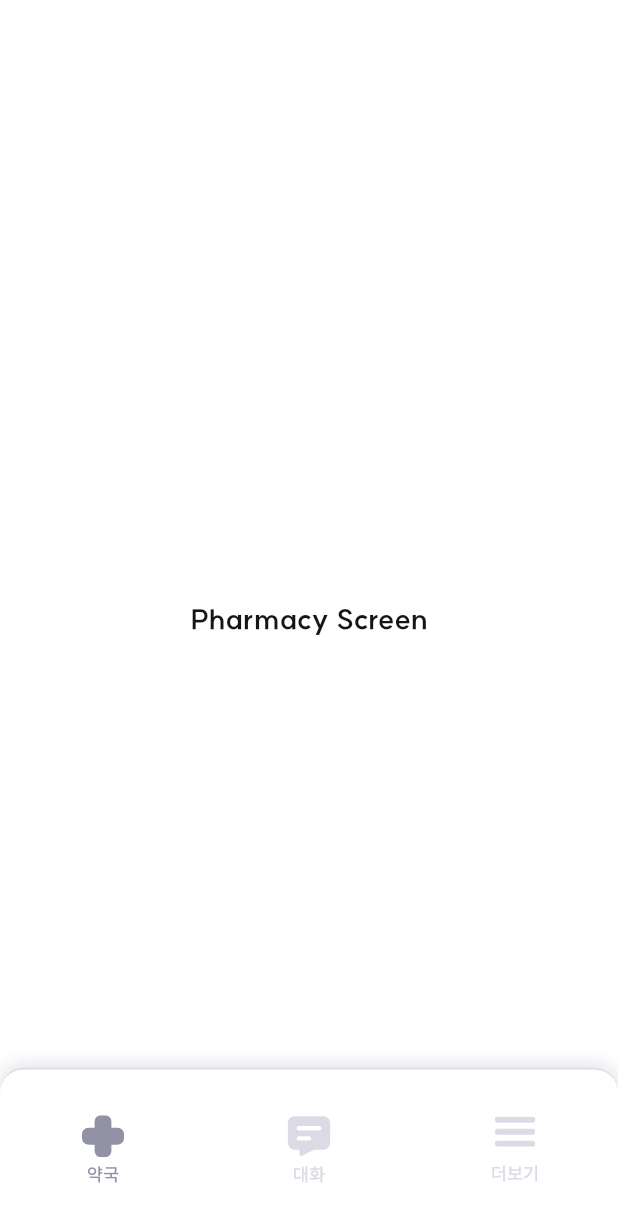
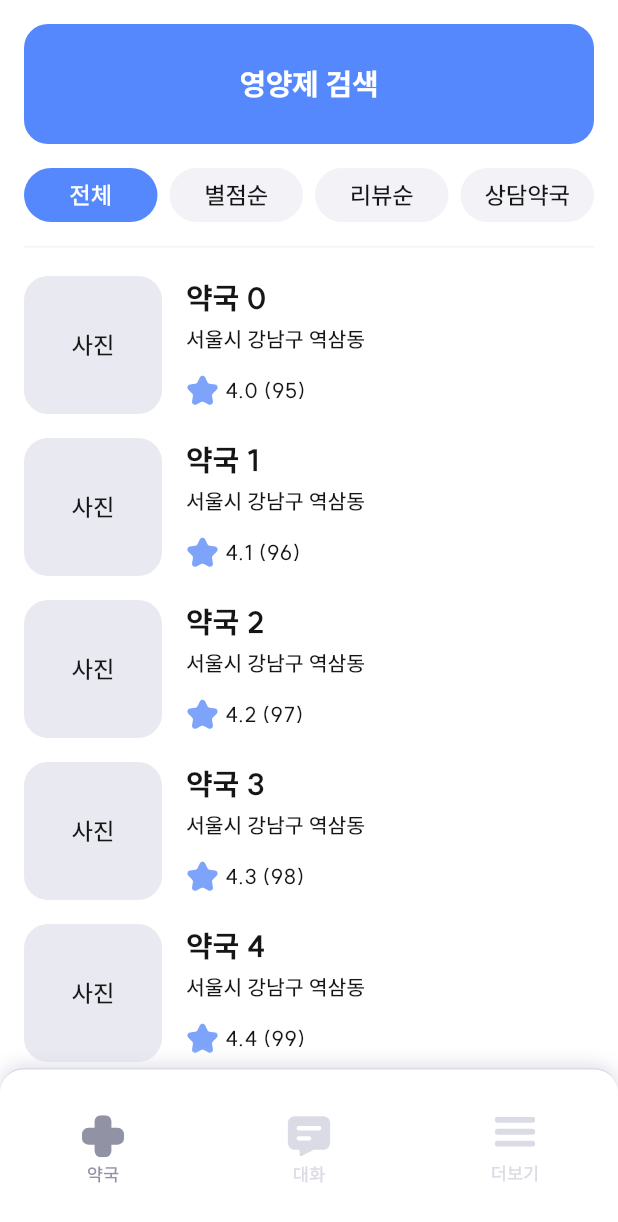
Before and after one commit to Kyujenius/-PillonPhone, a Flutter app: the screen it shows after launch, on a phone screen of 412 x 824 dp. Shown: the top 1222 px of the screen. Run offline on Flutter 3.47's test engine with Material 3 defaults, Android fonts, the phone set to English and light mode, and no system bars; our stand-ins replace extended_nested_scroll_view, flutter_native_splash, flutter_svg, get, logger.

Commit message:
feat: Pharmacy Screen

```diff
--- a/lib/config/app_pages.dart
+++ b/lib/config/app_pages.dart
@@ -1,8 +1,10 @@
 import 'package:get/get.dart';
 import 'package:pill_on_phone/config/app_routes.dart';
+import 'package:pill_on_phone/view/pharmacy_detail/pharmacy_detail_screen.dart';
 import 'package:pill_on_phone/view/root/root_screen.dart';
 import 'package:pill_on_phone/view_model/chatting/chatting_binding.dart';
 import 'package:pill_on_phone/view_model/pharmacy/pharmacy_binding.dart';
+import 'package:pill_on_phone/view_model/pharmacy_detail/pharmacy_detail_binding.dart';
 import 'package:pill_on_phone/view_model/root/root_binding.dart';
 import 'package:pill_on_phone/view_model/see_more/see_more_binding.dart';
 
@@ -18,5 +20,10 @@ abstract class AppPages {
         SeeMoreBinding(),
       ],
     ),
+    GetPage(
+      name: AppRoutes.PHARMACY_DETAIL,
+      page: () => const PharmacyDetailScreen(),
+      binding: PharmacyDetailBinding(),
+    )
   ];
 }
--- a/lib/config/app_routes.dart
+++ b/lib/config/app_routes.dart
@@ -2,4 +2,5 @@
 
 abstract class AppRoutes {
   static const String ROOT = '/';
+  static const String PHARMACY_DETAIL = '/pharmacy-detail';
 }
--- /dev/null
+++ b/lib/entity/pharmacy/pharmacy_brief_state.dart
@@ -0,0 +1,57 @@
+class PharmacyBriefState {
+  final int id;
+  final String name;
+  final String address;
+  final String imageUrl;
+  final double reviewScore;
+  final int reviewCount;
+
+  PharmacyBriefState({
+    required this.id,
+    required this.name,
+    required this.address,
+    required this.imageUrl,
+    required this.reviewScore,
+    required this.reviewCount,
+  });
+
+  PharmacyBriefState copyWith({
+    int? id,
+    String? name,
+    String? address,
+    String? imageUrl,
+    double? reviewScore,
+    int? reviewCount,
+  }) {
+    return PharmacyBriefState(
+      id: id ?? this.id,
+      name: name ?? this.name,
+      address: address ?? this.address,
+      imageUrl: imageUrl ?? this.imageUrl,
+      reviewScore: reviewScore ?? this.reviewScore,
+      reviewCount: reviewCount ?? this.reviewCount,
+    );
+  }
+
+  factory PharmacyBriefState.fromJson(Map<String, dynamic> map) {
+    return PharmacyBriefState(
+      id: map['id'],
+      name: map['name'],
+      address: map['address'],
+      imageUrl: map['imageUrl'],
+      reviewScore: map['reviewScore'],
+      reviewCount: map['reviewCount'],
+    );
+  }
+
+  Map<String, dynamic> toJson() {
+    return {
+      'id': id,
+      'name': name,
+      'address': address,
+      'imageUrl': imageUrl,
+      'reviewScore': reviewScore,
+      'reviewCount': reviewCount,
+    };
+  }
+}
--- /dev/null
+++ b/lib/entity/tag/tag_state.dart
@@ -0,0 +1,45 @@
+import 'package:pill_on_phone/type/e_pharmacy_criteria.dart';
+
+class TagState {
+  final EPharmacyCriteria criteria;
+  final bool isSelected;
+
+  TagState({
+    required this.criteria,
+    required this.isSelected,
+  });
+
+  TagState copyWith({
+    EPharmacyCriteria? criteria,
+    bool? isSelected,
+  }) {
+    return TagState(
+      criteria: criteria ?? this.criteria,
+      isSelected: isSelected ?? this.isSelected,
+    );
+  }
+
+  factory TagState.fromJson(Map<String, dynamic> map) {
+    return TagState(
+      criteria: EPharmacyCriteria.values[map['criteria']],
+      isSelected: map['isSelected'],
+    );
+  }
+
+  Map<String, dynamic> toJson() {
+    return {
+      'criteria': criteria.index,
+      'isSelected': isSelected,
+    };
+  }
+
+  factory TagState.fromCriteria(
+    EPharmacyCriteria criteria,
+    bool isSelected,
+  ) {
+    return TagState(
+      criteria: criteria,
+      isSelected: isSelected,
+    );
+  }
+}
--- /dev/null
+++ b/lib/type/e_pharmacy_criteria.dart
@@ -0,0 +1,27 @@
+enum EPharmacyCriteria {
+  all(
+    koName: "전체",
+    enName: "all",
+  ),
+  starScore(
+    koName: "별점순",
+    enName: "starScore",
+  ),
+  reviewCount(
+    koName: "리뷰순",
+    enName: "reviewCount",
+  ),
+  counseling(
+    koName: "상담약국",
+    enName: "counseling",
+  ),
+  ;
+
+  final String koName;
+  final String enName;
+
+  const EPharmacyCriteria({
+    required this.koName,
+    required this.enName,
+  });
+}
--- /dev/null
+++ b/lib/view/pharmacy/widget/pharmacy_brief/pharmacy_brief_item.dart
@@ -0,0 +1,89 @@
+import 'package:flutter/material.dart';
+import 'package:flutter_svg/svg.dart';
+import 'package:pill_on_phone/config/color_system.dart';
+import 'package:pill_on_phone/config/font_system.dart';
+import 'package:pill_on_phone/entity/pharmacy/pharmacy_brief_state.dart';
+
+class PharmacyBriefItem extends StatelessWidget {
+  const PharmacyBriefItem({
+    super.key,
+    required this.state,
+    required this.isFirst,
+    required this.isLast,
+    this.onTap,
+  });
+
+  final PharmacyBriefState state;
+  final bool isFirst;
+  final bool isLast;
+  final Function()? onTap;
+
+  @override
+  Widget build(BuildContext context) {
+    return InkWell(
+      onTap: onTap,
+      child: Column(
+        children: [
+          if (isFirst)
+            const SizedBox(height: 16)
+          else
+            const SizedBox(height: 8),
+          SizedBox(
+            height: 92,
+            child: Row(
+              children: [
+                const SizedBox(width: 16),
+                Ink(
+                  width: 92,
+                  height: 92,
+                  decoration: BoxDecoration(
+                    color: ColorSystem.neutral.shade100,
+                    borderRadius: BorderRadius.circular(16),
+                  ),
+                  child: const Center(
+                    child: Text(
+                      '사진',
+                      style: FontSystem.H5,
+                    ),
+                  ),
+                ),
+                const SizedBox(width: 16),
+                Column(
+                  crossAxisAlignment: CrossAxisAlignment.start,
+                  children: [
+                    Text(
+                      state.name,
+                      style: FontSystem.H2,
+                    ),
+                    Text(
+                      state.address,
+                      style: FontSystem.Sub2,
+                    ),
+                    const Spacer(),
+                    Padding(
+                      padding: const EdgeInsets.only(bottom: 4),
+                      child: Row(
+                        children: [
+                          SvgPicture.asset(
+                            'assets/icons/star.svg',
+                            height: 20,
+                          ),
+                          const SizedBox(width: 4),
+                          Text(
+                            "${state.reviewScore.toStringAsFixed(1)} (${state.reviewCount > 99 ? '99+' : state.reviewCount})",
+                            style: FontSystem.Sub2,
+                          )
+                        ],
+                      ),
+                    ),
+                  ],
+                ),
+              ],
+            ),
+          ),
+          if (isLast) const SizedBox(height: 16) else const SizedBox(height: 8),
+        ],
+      ),
+    );
+  }
+}
--- /dev/null
+++ b/lib/view/pharmacy/widget/tag/tag_item.dart
@@ -0,0 +1,52 @@
+import 'package:flutter/material.dart';
+import 'package:get/get.dart';
+import 'package:pill_on_phone/config/color_system.dart';
+import 'package:pill_on_phone/config/font_system.dart';
+import 'package:pill_on_phone/entity/tag/tag_state.dart';
+
+class TagItem extends StatelessWidget {
+  const TagItem({
+    super.key,
+    required this.state,
+    required this.isFirst,
+    required this.isLast,
+    required this.onTap,
+  });
+
+  final TagState state;
+  final bool isFirst;
+  final bool isLast;
+  final Function()? onTap;
+
+  @override
+  Widget build(BuildContext context) {
+    return Row(
+      children: [
+        if (isFirst) const SizedBox(width: 16) else const SizedBox(width: 4),
+        Container(
+          width: (Get.width - 56) / 4,
+          decoration: BoxDecoration(
+            color: state.isSelected
+                ? ColorSystem.primary
+                : ColorSystem.neutral.shade50,
+            borderRadius: BorderRadius.circular(24),
+          ),
+          child: InkWell(
+            onTap: onTap,
+            borderRadius: BorderRadius.circular(24),
+            child: Center(
+              child: Text(
+                state.criteria.koName,
+                style: FontSystem.H5.copyWith(
+                  color:
+                      state.isSelected ? ColorSystem.white : ColorSystem.black,
+                ),
+              ),
+            ),
+          ),
+        ),
+        if (isLast) const SizedBox(width: 16) else const SizedBox(width: 4),
+      ],
+    );
+  }
+}
--- /dev/null
+++ b/lib/view/pharmacy_detail/pharmacy_detail_screen.dart
@@ -0,0 +1,31 @@
+import 'package:flutter/material.dart';
+import 'package:get/get.dart';
+import 'package:pill_on_phone/view/base/base_screen.dart';
+import 'package:pill_on_phone/view_model/pharmacy_detail/pharmacy_detail_view_model.dart';
+import 'package:pill_on_phone/widget/app_bar/default_back_appbar.dart';
+
+class PharmacyDetailScreen extends BaseScreen<PharmacyDetailViewModel> {
+  const PharmacyDetailScreen({super.key});
+
+  @override
+  PreferredSizeWidget? buildAppBar(BuildContext context) {
+    return PreferredSize(
+      preferredSize: const Size.fromHeight(56),
+      child: DefaultBackAppBar(
+        title: '약국 상세',
+        onBackPress: () {
+          Get.back();
+        },
+      ),
+    );
+  }
+
+  @override
+  Widget buildBody(BuildContext context) {
+    return const Center(
+      child: Text(
+        'Pharmacy Detail Screen',
+      ),
+    );
+  }
+}
--- /dev/null
+++ b/lib/view_model/pharmacy_detail/pharmacy_detail_binding.dart
@@ -0,0 +1,9 @@
+import 'package:get/get.dart';
+import 'package:pill_on_phone/view_model/pharmacy_detail/pharmacy_detail_view_model.dart';
+
+class PharmacyDetailBinding extends Bindings {
+  @override
+  void dependencies() {
+    Get.lazyPut<PharmacyDetailViewModel>(() => PharmacyDetailViewModel());
+  }
+}
--- /dev/null
+++ b/lib/view_model/pharmacy_detail/pharmacy_detail_view_model.dart
@@ -0,0 +1,3 @@
+import 'package:get/get.dart';
+
+class PharmacyDetailViewModel extends GetxController {}
--- a/pubspec.yaml
+++ b/pubspec.yaml
@@ -32,6 +32,9 @@ dependencies:
 
   # Svg
   flutter_svg: ^2.0.10+1
+
+  # Extended Nested Scroll View
+  extended_nested_scroll_view: ^6.2.1
 
 dev_dependencies:
   # Default
```
Also changed, not shown: lib/view/pharmacy/delegate/tag_delegate.dart (added, +44 -0 lines), lib/view/pharmacy/pharmacy_screen.dart (+39 -5 lines), lib/view/pharmacy/widget/pharmacy_brief/pharmacy_brief_list_view.dart (added, +29 -0 lines), lib/view/pharmacy/widget/tag/tag_list_view.dart (added, +34 -0 lines), lib/view_model/pharmacy/pharmacy_view_model.dart (+56 -1 lines), assets/icons/star.svg (added).
